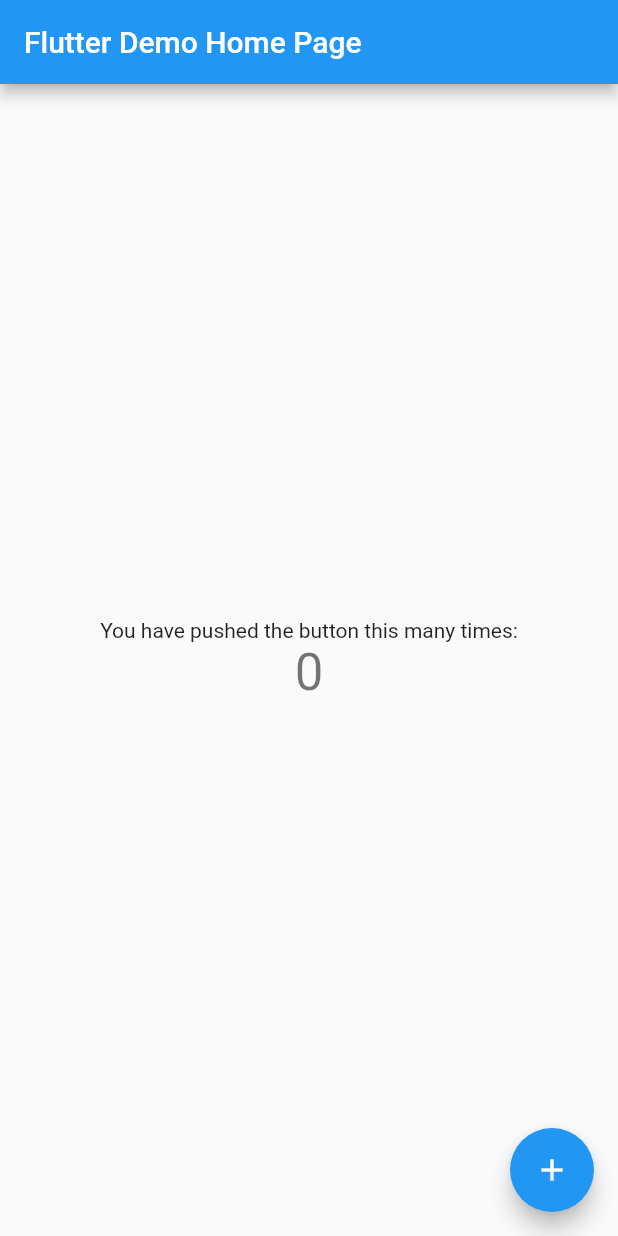
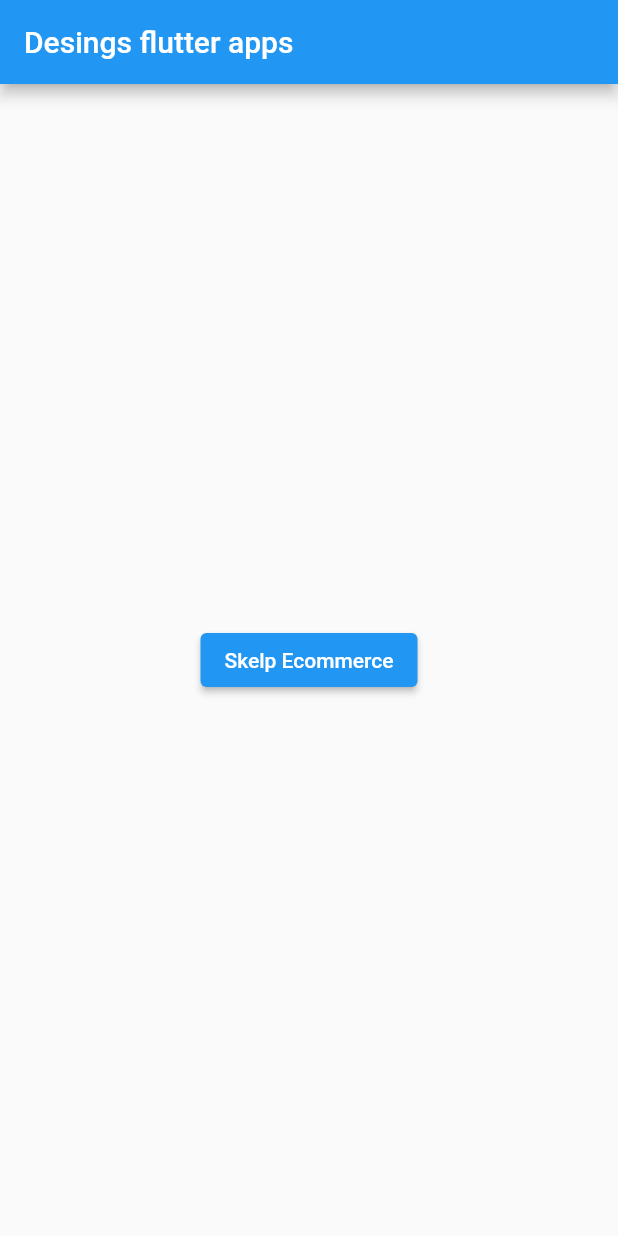
Before and after one commit to JherysVargas/designs_flutter, a Flutter app: the screen it shows after launch, on a phone screen of 412 x 824 dp. Run offline on Flutter 3.47's test engine with Material 2 defaults, Android fonts, the phone set to English and light mode, and no system bars.

Commit message:
sklep ecommerce

```diff
--- a/lib/main.dart
+++ b/lib/main.dart
@@ -1,4 +1,6 @@
 import 'package:flutter/material.dart';
+
+import 'router/app_paths.dart';
 
 void main() {
   runApp(const MyApp());
@@ -7,109 +9,13 @@
 class MyApp extends StatelessWidget {
   const MyApp({super.key});
 
-  // This widget is the root of your application.
   @override
   Widget build(BuildContext context) {
     return MaterialApp(
       title: 'Flutter Demo',
-      theme: ThemeData(
-        // This is the theme of your application.
-        //
-        // Try running your application with "flutter run". You'll see the
-        // application has a blue toolbar. Then, without quitting the app, try
-        // changing the primarySwatch below to Colors.green and then invoke
-        // "hot reload" (press "r" in the console where you ran "flutter run",
-        // or simply save your changes to "hot reload" in a Flutter IDE).
-        // Notice that the counter didn't reset back to zero; the application
-        // is not restarted.
-        primarySwatch: Colors.blue,
-      ),
-      home: const MyHomePage(title: 'Flutter Demo Home Page'),
+      theme: ThemeData(primarySwatch: Colors.blue),
+      debugShowCheckedModeBanner: false,
+      onGenerateRoute: RouterGenerator.generateRoute,
     );
   }
 }
-
-class MyHomePage extends StatefulWidget {
-  const MyHomePage({super.key, required this.title});
-
-  // This widget is the home page of your application. It is stateful, meaning
-  // that it has a State object (defined below) that contains fields that affect
-  // how it looks.
-
-  // This class is the configuration for the state. It holds the values (in this
-  // case the title) provided by the parent (in this case the App widget) and
-  // used by the build method of the State. Fields in a Widget subclass are
-  // always marked "final".
-
-  final String title;
-
-  @override
-  State<MyHomePage> createState() => _MyHomePageState();
-}
-
-class _MyHomePageState extends State<MyHomePage> {
-  int _counter = 0;
-
-  void _incrementCounter() {
-    setState(() {
-      // This call to setState tells the Flutter framework that something has
-      // changed in this State, which causes it to rerun the build method below
-      // so that the display can reflect the updated values. If we changed
-      // _counter without calling setState(), then the build method would not be
-      // called again, and so nothing would appear to happen.
-      _counter++;
-    });
-  }
-
-  @override
-  Widget build(BuildContext context) {
-    // This method is rerun every time setState is called, for instance as done
-    // by the _incrementCounter method above.
-    //
-    // The Flutter framework has been optimized to make rerunning build methods
-    // fast, so that you can just rebuild anything that needs updating rather
-    // than having to individually change instances of widgets.
-    return Scaffold(
-      appBar: AppBar(
-        // Here we take the value from the MyHomePage object that was created by
-        // the App.build method, and use it to set our appbar title.
-        title: Text(widget.title),
-      ),
-      body: Center(
-        // Center is a layout widget. It takes a single child and positions it
-        // in the middle of the parent.
-        child: Column(
-          // Column is also a layout widget. It takes a list of children and
-          // arranges them vertically. By default, it sizes itself to fit its
-          // children horizontally, and tries to be as tall as its parent.
-          //
-          // Invoke "debug painting" (press "p" in the console, choose the
-          // "Toggle Debug Paint" action from the Flutter Inspector in Android
-          // Studio, or the "Toggle Debug Paint" command in Visual Studio Code)
-          // to see the wireframe for each widget.
-          //
-          // Column has various properties to control how it sizes itself and
-          // how it positions its children. Here we use mainAxisAlignment to
-          // center the children vertically; the main axis here is the vertical
-          // axis because Columns are vertical (the cross axis would be
-          // horizontal).
-          mainAxisAlignment: MainAxisAlignment.center,
-          children: <Widget>[
-            const Text(
-              'You have pushed the button this many times:',
-            ),
-            Text(
-              '$_counter',
-              style: Theme.of(context).textTheme.headline4,
-            ),
-          ],
-        ),
-      ),
-      floatingActionButton: FloatingActionButton(
-        onPressed: _incrementCounter,
-        tooltip: 'Increment',
-        child: const Icon(Icons.add),
-      ), // This trailing comma makes auto-formatting nicer for build methods.
-    );
-  }
-}
--- /dev/null
+++ b/lib/main_view.dart
@@ -0,0 +1,36 @@
+import 'package:flutter/material.dart';
+
+class MainView extends StatelessWidget {
+  const MainView({super.key});
+
+  @override
+  Widget build(BuildContext context) {
+    return Scaffold(
+      appBar: AppBar(
+        title: const Text('Desings flutter apps'),
+      ),
+      body: Center(
+        child: Column(
+          mainAxisAlignment: MainAxisAlignment.center,
+          children: <Widget>[
+            _buildButton(
+                context: context,
+                route: '/sklepEcommerce',
+                text: 'Skelp Ecommerce')
+          ],
+        ),
+      ),
+    );
+  }
+
+  Widget _buildButton({
+    required String text,
+    required String route,
+    required BuildContext context,
+  }) {
+    return ElevatedButton(
+      onPressed: () => Navigator.of(context).pushNamed(route),
+      child: Text(text),
+    );
+  }
+}
--- /dev/null
+++ b/lib/router/app_paths.dart
@@ -0,0 +1,18 @@
+import 'package:flutter/material.dart';
+import 'package:designs_flutter/main_view.dart';
+import 'package:designs_flutter/sklep_ecommerce_view/views/home_view/home.dart';
+
+class RouterGenerator {
+  static Route<dynamic> generateRoute(RouteSettings settings) {
+    final routesMap = {
+      '/': MaterialPageRoute(
+        builder: (_) => const MainView(),
+      ),
+      '/sklepEcommerce': MaterialPageRoute(
+        builder: (_) => const SklepEcommerceHome(),
+      ),
+    };
+
+    return routesMap[settings.name!] ?? routesMap['/']!;
+  }
+}
```
Also changed, not shown: lib/sklep_ecommerce_view/models/category_model.dart (added, +9 -0 lines), lib/sklep_ecommerce_view/models/product_model.dart (added, +11 -0 lines), lib/sklep_ecommerce_view/views/home_view/home.dart (added, +37 -0 lines), lib/sklep_ecommerce_view/views/home_view/widgets/app_bar.dart (added, +33 -0 lines), lib/sklep_ecommerce_view/views/home_view/widgets/list_categories.dart (added, +90 -0 lines), lib/sklep_ecommerce_view/views/home_view/widgets/list_products.dart (added, +71 -0 lines), lib/sklep_ecommerce_view/views/home_view/widgets/text_more_data.dart (added, +22 -0 lines), lib/sklep_ecommerce_view/widgets/background_gradient.dart (added, +29 -0 lines), lib/sklep_ecommerce_view/widgets/custom_button.dart (added, +70 -0 lines).
